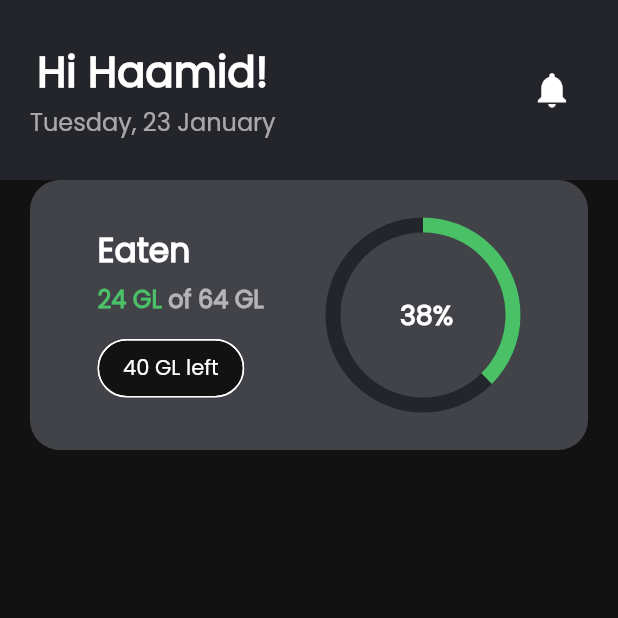
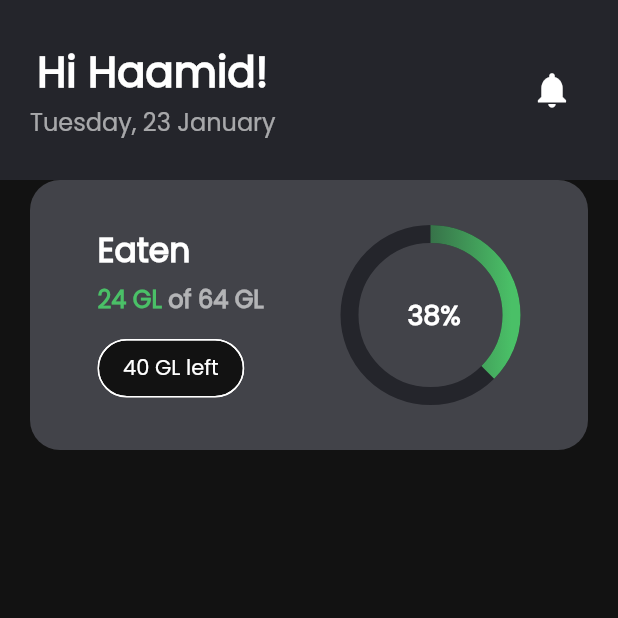
Before and after one commit to Hames-1616/diabetes_Flutter, a Flutter app: the HomePage screen opened directly, on a phone screen of 412 x 824 dp, the top half of it. Run offline on Flutter 3.47's test engine with Material 3 defaults, Android fonts, the phone set to English and light mode, and no system bars; drawn by our look-alikes of percent_indicator; our stand-ins replace chips_choice, dio, flutter_riverpod, fpdart, shared_preferences; missing offline and left inert: animated_snack_bar; accounts and stored records are empty.

Commit message:
📦 NEW: Added Linear Gradient to the Progress circle

```diff
--- a/lib/features/home/screens/HomePage.dart
+++ b/lib/features/home/screens/HomePage.dart
@@ -122,11 +122,12 @@ class _HomePageState extends ConsumerState<HomePage> {
                     Container(
                       margin: const EdgeInsets.only(right: 45),
                       child: CircularPercentIndicator(
-                        radius: 65.0,
-                        lineWidth: 10.0,
+                        linearGradient: LinearGradient(colors: [primaryColor,greenAccent]),
+                        radius: 60.0,
+                        lineWidth: 12.0,
                         backgroundColor: primaryColor,
                         percent: ((eaten * 100) / 64) / 100,
-                        progressColor: greenAccent,
+                        // progressColor: greenAccent,
                         animation: true,
                         animationDuration: 800,
                         center: ResponsiveText(
```
